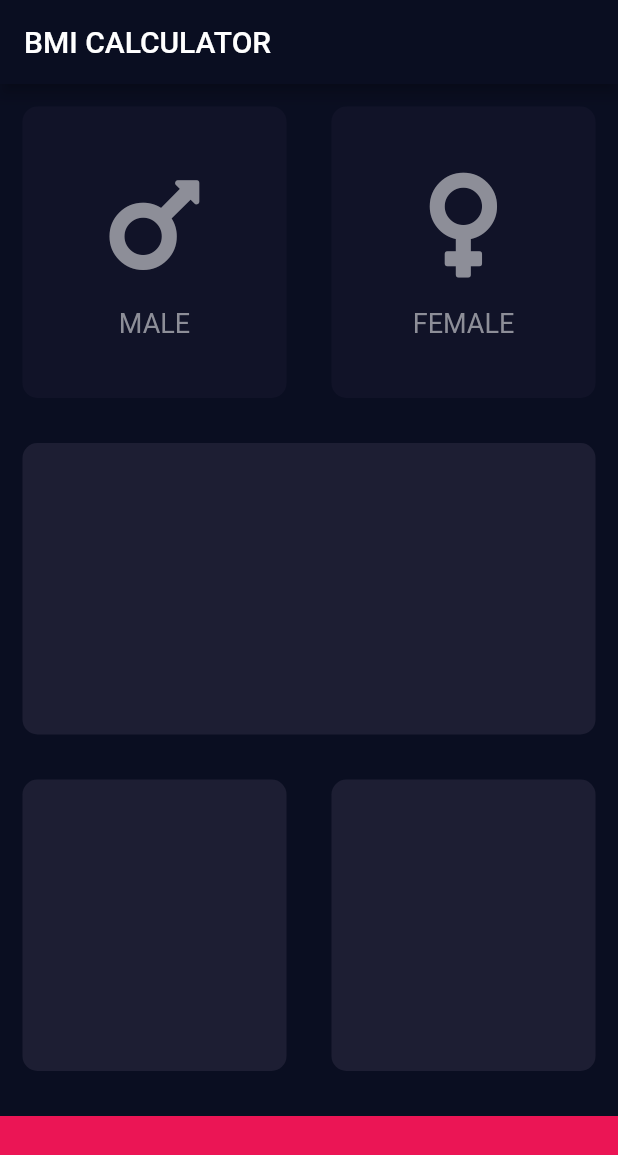
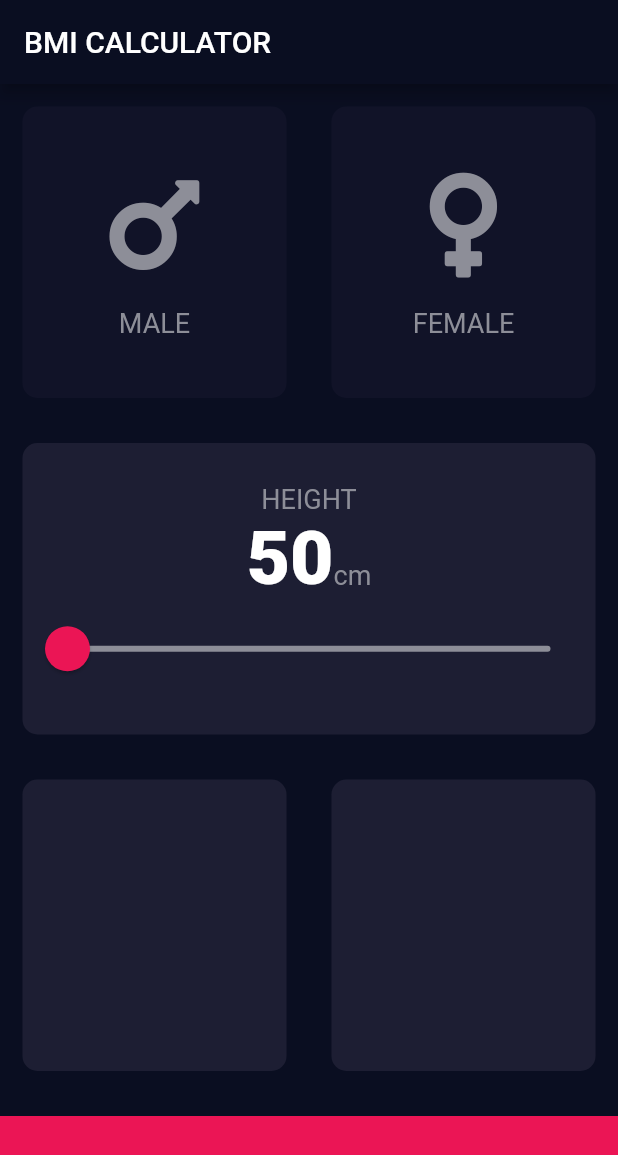
Before and after one commit to dtodt/bmi-calculator, a Flutter app: the screen it shows after launch, on a phone screen of 412 x 824 dp. Shown: the top 1155 px of the screen. Run offline on Flutter 3.47's test engine with Material 2 defaults, Android fonts, the phone set to English and light mode, and no system bars; our stand-ins replace font_awesome_flutter.

Commit message:
feat: height slider and minor refactorings

```diff
--- a/lib/app_colors.dart
+++ b/lib/app_colors.dart
@@ -2,8 +2,9 @@ import 'package:flutter/material.dart';
 
 class AppColors {
   static const Color accent = Color(0xFFEB1555);
+  static const Color accentAlpha = Color(0x29EB1555);
   static const Color primary = Color(0xFF0A0E21);
+  static const Color inactive = Color(0xFF8D8E98);
   static const Color cardActive = Color(0xFF1D1E33);
   static const Color cardInactive = Color(0xFF111328);
-  static const Color textInactive = Color(0xFF8D8E98);
 }
--- a/lib/app_layout.dart
+++ b/lib/app_layout.dart
@@ -1,3 +1,15 @@
+import 'package:bmi_calculator/app_colors.dart';
+import 'package:flutter/cupertino.dart';
+
 class AppLayout {
   static const widgetMargin = 15.0;
+  static const bottomContainerHeight = 80.0;
+  static const labelTextStyle = TextStyle(
+    fontSize: 18.0,
+    color: AppColors.inactive,
+  );
+  static const numberTextStyle = TextStyle(
+    fontSize: 50.0,
+    fontWeight: FontWeight.w900,
+  );
 }
--- a/lib/icon_content.dart
+++ b/lib/icon_content.dart
@@ -17,7 +17,7 @@ class IconContent extends StatelessWidget {
         Icon(
           icon,
           size: 80.0,
-          color: AppColors.textInactive,
+          color: AppColors.inactive,
         ),
         SizedBox(
           height: AppLayout.widgetMargin,
@@ -26,7 +26,7 @@ class IconContent extends StatelessWidget {
           label,
           style: TextStyle(
             fontSize: 18.0,
-            color: AppColors.textInactive,
+            color: AppColors.inactive,
           ),
         )
       ],
--- a/lib/input_page.dart
+++ b/lib/input_page.dart
@@ -4,8 +4,6 @@ import 'package:bmi_calculator/icon_content.dart';
 import 'package:bmi_calculator/reusable_card.dart';
 import 'package:flutter/material.dart';
 import 'package:font_awesome_flutter/font_awesome_flutter.dart';
-
-final bottomContainerHeight = 80.0;
 
 class InputPage extends StatefulWidget {
   @override
@@ -14,6 +12,7 @@ class InputPage extends StatefulWidget {
 
 class _InputPageState extends State<InputPage> {
   Gender selectedGender;
+  int height = 50;
 
   void updateGender(Gender gender) {
     setState(() {
@@ -28,6 +27,7 @@ class _InputPageState extends State<InputPage> {
         title: Text('BMI CALCULATOR'),
       ),
       body: Column(
+        crossAxisAlignment: CrossAxisAlignment.stretch,
         children: <Widget>[
           Expanded(
             child: Row(
@@ -62,6 +62,40 @@ class _InputPageState extends State<InputPage> {
           Expanded(
             child: ReusableCard(
               colour: AppColors.cardActive,
+              child: Column(
+                mainAxisAlignment: MainAxisAlignment.center,
+                children: <Widget>[
+                  Text(
+                    'HEIGHT',
+                    style: AppLayout.labelTextStyle,
+                  ),
+                  Row(
+                    mainAxisAlignment: MainAxisAlignment.center,
+                    crossAxisAlignment: CrossAxisAlignment.baseline,
+                    textBaseline: TextBaseline.alphabetic,
+                    children: <Widget>[
+                      Text(
+                        height.toString(),
+                        style: AppLayout.numberTextStyle,
+                      ),
+                      Text(
+                        'cm',
+                        style: AppLayout.labelTextStyle,
+                      ),
+                    ],
+                  ),
+                  Slider(
+                    max: 300.0,
+                    min: 50.0,
+                    onChanged: (double newValue) {
+                      setState(() {
+                        height = newValue.toInt();
+                      });
+                    },
+                    value: height.toDouble(),
+                  )
+                ],
+              ),
             ),
           ),
           Expanded(
@@ -85,7 +119,7 @@ class _InputPageState extends State<InputPage> {
             margin: EdgeInsets.only(
               top: AppLayout.widgetMargin,
             ),
-            height: bottomContainerHeight,
+            height: AppLayout.bottomContainerHeight,
             width: double.infinity,
           )
         ],
--- a/lib/main.dart
+++ b/lib/main.dart
@@ -12,6 +12,17 @@ class CalculatorApp extends StatelessWidget {
       theme: ThemeData.dark().copyWith(
         primaryColor: AppColors.primary,
         scaffoldBackgroundColor: AppColors.primary,
+        sliderTheme: SliderTheme.of(context).copyWith(
+            activeTrackColor: Colors.white,
+            inactiveTrackColor: AppColors.inactive,
+            thumbColor: AppColors.accent,
+            thumbShape: RoundSliderThumbShape(
+              enabledThumbRadius: 15,
+            ),
+            overlayColor: AppColors.accentAlpha,
+            overlayShape: RoundSliderOverlayShape(
+              overlayRadius: 30,
+            )),
       ),
       home: InputPage(),
     );
```
